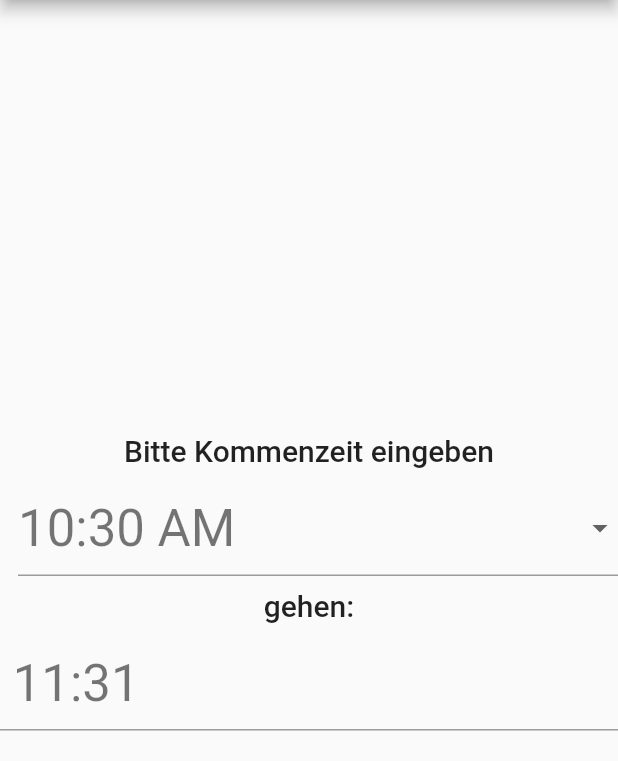
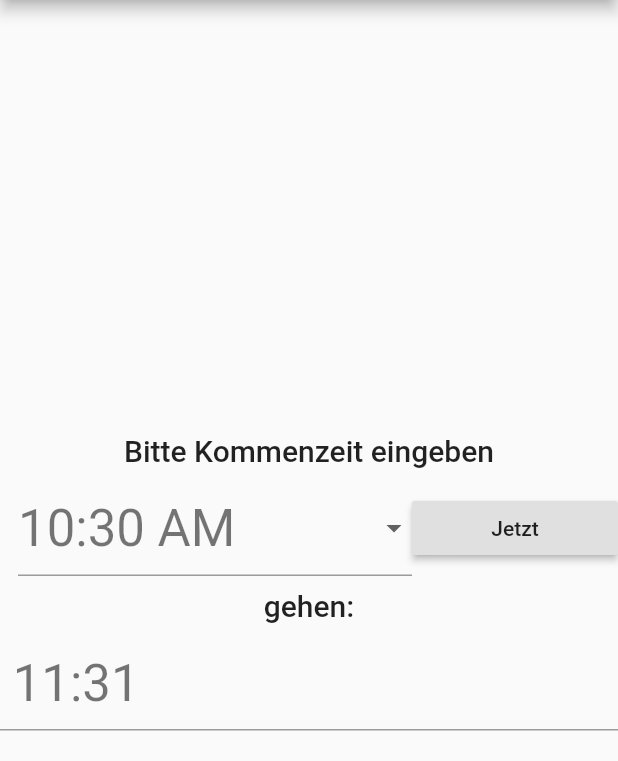
Before and after one commit to bvlbvl/stempeln, a Flutter app: the screen it shows after launch, on a phone screen of 412 x 824 dp, the part 84-845 px from its top. Run offline on Flutter 3.47's test engine with Material 2 defaults, Android fonts, the phone set to English and light mode, and no system bars; our stand-ins replace shared_preferences.

Commit message:
jetzt button added

```diff
--- a/lib/main_route.dart
+++ b/lib/main_route.dart
@@ -216,6 +216,12 @@ class _MyHomePageState extends State<MyHomePage> {
               ),
             ),
             Center(
+              child: Row(
+                mainAxisSize: MainAxisSize.min,
+                mainAxisAlignment: MainAxisAlignment.spaceEvenly,
+                children: <Widget>[
+                  Expanded(
+                      flex: 2,
                       child: _TimePicker(
                         labelText: 'From',
                         selectedTime: _start,
@@ -223,6 +229,15 @@ class _MyHomePageState extends State<MyHomePage> {
                           _start = time;
                           _calculateEnd();
                         },
+                      )),
+                  Expanded(
+                    child: RaisedButton(
+                      onPressed: _setStartToNow,
+                      child: Text("Jetzt", semanticsLabel: "Raised button 1",),
+                    ),
+                    flex: 1,
+                  )
+                ],
               ),
             ),
             Padding(
@@ -261,4 +276,9 @@ class _MyHomePageState extends State<MyHomePage> {
     print("got back from options. result : $result");
     _calculateEnd();
   }
+
+  void _setStartToNow() {
+    _start = TimeOfDay.now();
+    _calculateEnd();
   }
+}
```
Lines whose indentation alone changed are shown as unchanged.
